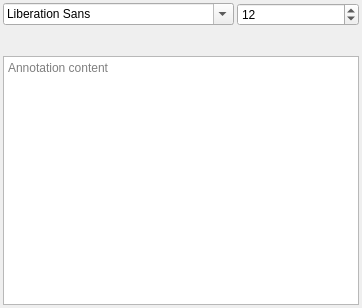
This is src/desktop/ui/textsettings.ui in drawpile/Drawpile as Qt 5 draws it before an edit. The edited form follows.
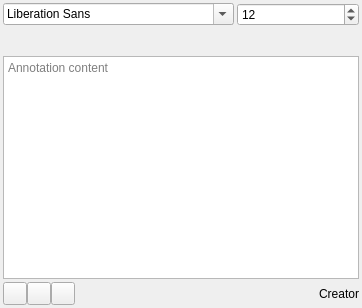
This is the edited form. Icons and pictures are not drawn. Custom widgets are drawn as their Qt base class.

Commit message:
Move annotation buttons to the bottom again
So that it's consistent with the layers docker and more like it was in
Drawpile 2.1.

```diff
--- a/src/desktop/ui/textsettings.ui
+++ b/src/desktop/ui/textsettings.ui
@@ -60,7 +60,7 @@
     </layout>
    </item>
    <item>
-    <layout class="QHBoxLayout">
+    <layout class="QHBoxLayout" name="topLayout">
      <property name="spacing">
       <number>0</number>
      </property>
@@ -96,7 +96,7 @@
       </widget>
      </item>
      <item>
-      <spacer>
+      <spacer name="topSpacer">
        <property name="orientation">
         <enum>Qt::Horizontal</enum>
        </property>
@@ -241,6 +241,50 @@
      </property>
     </widget>
    </item>
+   <item>
+    <layout class="QHBoxLayout" name="bottomLayout">
+     <property name="spacing">
+      <number>0</number>
+     </property>
+     <item>
+      <widget class="widgets::GroupedToolButton" name="protectButton">
+       <property name="groupPosition">
+        <enum>widgets::GroupedToolButton::GroupLeft</enum>
+       </property>
+      </widget>
+     </item>
+     <item>
+      <widget class="widgets::GroupedToolButton" name="mergeButton">
+       <property name="groupPosition">
+        <enum>widgets::GroupedToolButton::GroupCenter</enum>
+       </property>
+      </widget>
+     </item>
+     <item>
+      <widget class="widgets::GroupedToolButton" name="deleteButton">
+       <property name="groupPosition">
+        <enum>widgets::GroupedToolButton::GroupRight</enum>
+       </property>
+      </widget>
+     </item>
+     <item>
+      <widget class="QLabel" name="creatorLabel">
+       <property name="sizePolicy">
+        <sizepolicy hsizetype="Expanding" vsizetype="Preferred">
+         <horstretch>0</horstretch>
+         <verstretch>0</verstretch>
+        </sizepolicy>
+       </property>
+       <property name="text">
+        <string notr="true">Creator</string>
+       </property>
+       <property name="alignment">
+        <set>Qt::AlignRight|Qt::AlignTrailing|Qt::AlignVCenter</set>
+       </property>
+      </widget>
+     </item>
+    </layout>
+   </item>
   </layout>
  </widget>
  <customwidgets>
@@ -252,6 +296,11 @@
     <signal>colorChanged(QColor)</signal>
    </slots>
   </customwidget>
+  <customwidget>
+   <class>widgets::GroupedToolButton</class>
+   <extends>QToolButton</extends>
+   <header>widgets/groupedtoolbutton.h</header>
+  </customwidget>
  </customwidgets>
  <resources/>
  <connections>
```
Left out of the diff: 4 changed lines with no effect on the pictures. The commit also changes 2 other files.
